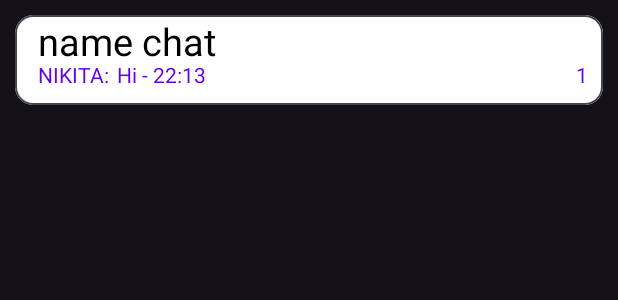
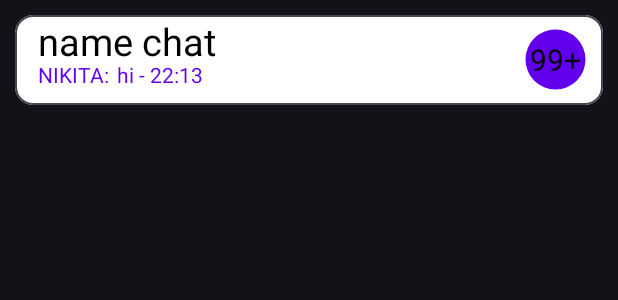
Before and after one commit to 3REAPER/messenger, an Android app: the layout item_rv_chat.xml on its own in the app's theme, with its tools: preview values and no code run, on a phone screen of 412 x 824 dp. Shown: the top 300 px of the screen. Run offline under Robolectric (Android 15) with nearby library versions, the light colour scheme and no system bars; network calls fail.

Commit message:
update item_rv_chat

```diff
--- /dev/null
+++ b/app/src/main/res/drawable/message_unread_background.xml
@@ -0,0 +1,15 @@
+<?xml version="1.0" encoding="utf-8"?>
+<selector
+    xmlns:android="http://schemas.android.com/apk/res/android">
+    <item>
+        <shape
+            android:shape="ring"
+            android:innerRadius="0dp"
+            android:thickness="20dp"
+            android:useLevel="false">
+            <solid
+                android:color="#6200ee">
+            </solid>
+        </shape>
+    </item>
+</selector>
--- a/app/src/main/res/layout/item_rv_chat.xml
+++ b/app/src/main/res/layout/item_rv_chat.xml
@@ -7,8 +7,14 @@
     app:cardBackgroundColor="@color/sometimes_use"
     android:padding="10dp">
 
+
     <LinearLayout
         android:layout_width="match_parent"
+        android:layout_height="60dp"
+        android:orientation="horizontal">
+        <LinearLayout
+            android:layout_width="match_parent"
+            android:layout_weight="10"
             android:layout_height="60dp"
             android:orientation="vertical">
 
@@ -46,9 +52,8 @@
                         android:id="@+id/message"
                         android:layout_width="wrap_content"
                         android:layout_height="30dp"
-
                         android:textColor="@color/main"
-                    android:text="Hi"/>
+                        android:text="hi"/>
 
                     <TextView
                         android:id="@+id/time"
@@ -58,15 +63,21 @@
                         android:textColor="@color/main"
                         android:text=" - 22:13" />
                 </LinearLayout>
+            </FrameLayout>
+        </LinearLayout>
 
         <TextView
             android:id="@+id/new_messages_count"
-                android:layout_width="wrap_content"
-                android:layout_height="30dp"
-                android:layout_gravity="end"
-                android:textColor="@color/main"
-                android:text="1" />
+            android:layout_gravity="center"
+            android:layout_margin="10dp"
+            android:layout_width="50dp"
+            android:layout_height="50dp"
+            android:layout_weight="1"
+            android:background="@drawable/message_unread_background"
+            android:textColor="@color/dark"
+            android:textSize="20sp"
+            android:gravity="center"
+            android:text="99+" />
+    </LinearLayout>
 
-        </FrameLayout>
-    </LinearLayout>
 </com.google.android.material.card.MaterialCardView>
```
Lines whose indentation alone changed are shown as unchanged.
